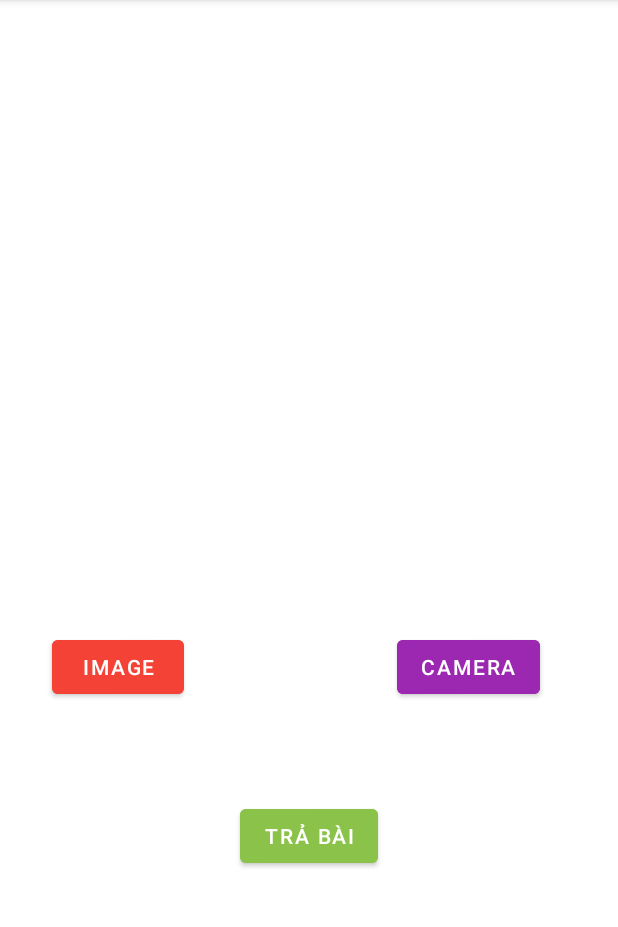
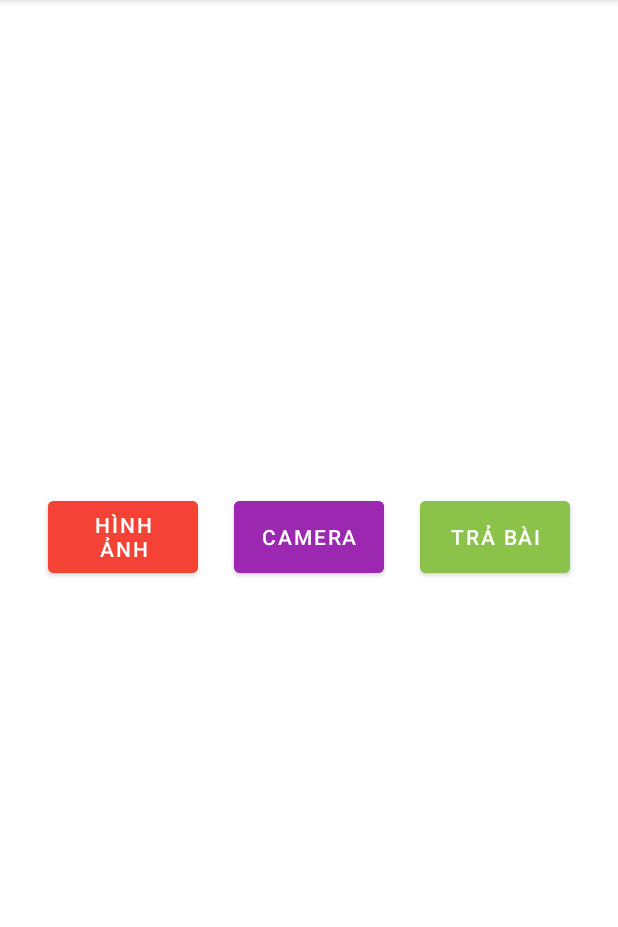
Before and after one commit to nvhieu-04/Image_classification_TFLite, an Android app: the screen it shows after launch (MainActivity), on a phone screen of 412 x 824 dp, the part 84-1011 px from its top. Run offline under Robolectric (Android 15) with nearby library versions, the phone set to English and light mode, and no system bars; libraries missing offline, so code that uses them is left out: org.tensorflow.lite.

Commit message:
deit_tiny

```diff
--- a/app/build.gradle
+++ b/app/build.gradle
@@ -47,4 +47,7 @@ dependencies {
     testImplementation 'junit:junit:4.+'
     androidTestImplementation 'androidx.test.ext:junit:1.1.2'
     androidTestImplementation 'androidx.test.espresso:espresso-core:3.3.0'
+    implementation 'org.tensorflow:tensorflow-lite:0.0.0-nightly-SNAPSHOT'
+    // This dependency adds the necessary TF op support.
+    implementation 'org.tensorflow:tensorflow-lite-select-tf-ops:0.0.0-nightly-SNAPSHOT'
 }
--- a/app/src/main/assets/labels.txt
+++ b/app/src/main/assets/labels.txt
@@ -1,5 +1,5 @@
+dandelion
 daisy
-dandelion
+tulips
+sunflowers
 roses
-sunflowers
-tulips
--- a/app/src/main/java/com/example/imageclassification/MainActivity.kt
+++ b/app/src/main/java/com/example/imageclassification/MainActivity.kt
@@ -14,12 +14,15 @@ import android.widget.ImageView
 import android.widget.TextView
 import android.widget.Toast
 import androidx.appcompat.app.AppCompatActivity
+import com.example.imageclassification.ml.DeitTinyPatch16224Fe
 import com.example.imageclassification.ml.MobilevitXxs
 import com.example.imageclassification.ml.MobilevitXxsFlowers
 import org.tensorflow.lite.DataType
 import org.tensorflow.lite.support.image.TensorImage
 import org.tensorflow.lite.support.tensorbuffer.TensorBuffer
 import java.nio.ByteBuffer
+import java.nio.ByteOrder
+import java.text.SimpleDateFormat
 
 class MainActivity : AppCompatActivity() {
 
@@ -27,6 +30,7 @@ class MainActivity : AppCompatActivity() {
     lateinit var make_prediction : Button
     lateinit var img_view : ImageView
     lateinit var text_view : TextView
+    lateinit var timestamp : TextView
     lateinit var bitmap: Bitmap
     lateinit var camerabtn : Button
 
@@ -65,7 +69,7 @@ class MainActivity : AppCompatActivity() {
         img_view = findViewById(R.id.imageView2)
         text_view = findViewById(R.id.textView)
         camerabtn = findViewById<Button>(R.id.camerabtn)
-
+        timestamp = findViewById<TextView>(R.id.timestamps)
         // handling permissions
         checkandGetpermissions()
 
@@ -73,7 +77,8 @@ class MainActivity : AppCompatActivity() {
 
         select_image_button.setOnClickListener(View.OnClickListener {
             Log.d("mssg", "button pressed")
-            text_view.clearComposingText()
+            text_view.setText("")
+
             var intent : Intent = Intent(Intent.ACTION_GET_CONTENT)
             intent.type = "image/*"
 
@@ -81,26 +86,32 @@ class MainActivity : AppCompatActivity() {
         })
 
         make_prediction.setOnClickListener(View.OnClickListener {
-            var resized = Bitmap.createScaledBitmap(bitmap, 256, 256, true)
+            val startTime = System.currentTimeMillis();
+            var resized = Bitmap.createScaledBitmap(bitmap, 224, 224, true)
             Log.d("bitmap", bitmap.toString())
-            val model = MobilevitXxsFlowers.newInstance(this)
+            val model = DeitTinyPatch16224Fe.newInstance(this)
 
             var tbuffer = TensorImage(DataType.FLOAT32)
             tbuffer.load(resized)
             var byteBuffer: ByteBuffer = tbuffer.buffer
+            // Creates inputs for reference.
 
-            val inputFeature0 = TensorBuffer.createFixedSize(intArrayOf(1, 256, 256, 3), DataType.FLOAT32)
+            val inputFeature0 = TensorBuffer.createFixedSize(intArrayOf(1, 224, 224, 3), DataType.FLOAT32)
             inputFeature0.loadBuffer(byteBuffer)
 
+            // Runs model inference and gets result.
             val outputs = model.process(inputFeature0)
             val outputFeature0 = outputs.outputFeature0AsTensorBuffer
+
             Log.d("shape", byteBuffer.toString())
-            Log.d("shape", inputFeature0.buffer.toString())
-            //text_view.setText(outputFeature0.toString())
+            Log.d("shape1", inputFeature0.toString())
+            Log.d("shape2", outputFeature0.floatArray.toString())
+            // Releases model resources if no longer used.
             var max = getMax(outputFeature0.floatArray)
             Log.d("max", max.toString())
             text_view.setText(labels[max])
-
+            val duration = System.currentTimeMillis() - startTime;
+            timestamp.setText("0."+duration.toString()+"(ms)")
             model.close()
         })
 
--- a/app/src/main/res/layout/activity_main.xml
+++ b/app/src/main/res/layout/activity_main.xml
@@ -8,51 +8,49 @@
 
     <ImageView
         android:id="@+id/imageView2"
-        android:layout_width="373dp"
-        android:layout_height="329dp"
-        app:layout_constraintBottom_toBottomOf="parent"
+        android:layout_width="256dp"
+        android:layout_height="256dp"
+        android:layout_marginStart="8dp"
+        android:layout_marginTop="40dp"
+        android:layout_marginEnd="8dp"
         app:layout_constraintEnd_toEndOf="parent"
         app:layout_constraintHorizontal_bias="0.421"
         app:layout_constraintStart_toStartOf="parent"
         app:layout_constraintTop_toTopOf="parent"
-        app:layout_constraintVertical_bias="0.039"
         tools:srcCompat="@tools:sample/avatars" />
 
     <Button
         android:id="@+id/button2"
-        android:layout_width="wrap_content"
-        android:layout_height="wrap_content"
+        android:layout_width="100dp"
+        android:layout_height="60dp"
+        android:layout_marginStart="24dp"
         android:backgroundTint="#8BC34A"
         android:text="Trả bài"
-        app:layout_constraintBottom_toBottomOf="parent"
-        app:layout_constraintEnd_toEndOf="parent"
+        app:layout_constraintBottom_toBottomOf="@+id/camerabtn"
+        app:layout_constraintStart_toEndOf="@+id/camerabtn"
+        app:layout_constraintTop_toTopOf="@+id/camerabtn" />
+
+    <Button
+        android:id="@+id/button"
+        android:layout_width="100dp"
+        android:layout_height="60dp"
+        android:layout_marginStart="32dp"
+        android:layout_marginTop="32dp"
+        android:backgroundTint="#F44336"
+        android:text="Hình Ảnh"
         app:layout_constraintStart_toStartOf="parent"
         app:layout_constraintTop_toBottomOf="@+id/imageView2" />
 
     <Button
-        android:id="@+id/button"
-        android:layout_width="wrap_content"
-        android:layout_height="wrap_content"
-        android:backgroundTint="#F44336"
-        android:text="Image"
-        app:layout_constraintBottom_toBottomOf="parent"
-        app:layout_constraintEnd_toEndOf="parent"
-        app:layout_constraintHorizontal_bias="0.108"
-        app:layout_constraintStart_toStartOf="parent"
-        app:layout_constraintTop_toTopOf="parent"
-        app:layout_constraintVertical_bias="0.584" />
-
-    <Button
         android:id="@+id/camerabtn"
-        android:layout_width="wrap_content"
-        android:layout_height="wrap_content"
-        android:layout_marginEnd="52dp"
+        android:layout_width="100dp"
+        android:layout_height="60dp"
+        android:layout_marginStart="24dp"
         android:backgroundTint="#9C27B0"
         android:text="Camera"
         app:layout_constraintBottom_toBottomOf="@+id/button"
-        app:layout_constraintEnd_toEndOf="parent"
-        app:layout_constraintTop_toTopOf="@+id/button"
-        app:layout_constraintVertical_bias="0.0" />
+        app:layout_constraintStart_toEndOf="@+id/button"
+        app:layout_constraintTop_toTopOf="@+id/button" />
 
     <TextView
         android:id="@+id/textView"
@@ -62,7 +60,16 @@
         android:textAlignment="center"
         android:textSize="20sp"
         app:layout_constraintEnd_toEndOf="@+id/button2"
-        app:layout_constraintStart_toStartOf="@+id/button2"
-        app:layout_constraintTop_toBottomOf="@+id/button2" />
+        app:layout_constraintStart_toStartOf="@+id/button"
+        app:layout_constraintTop_toBottomOf="@+id/camerabtn" />
+
+    <TextView
+        android:id="@+id/timestamps"
+        android:layout_width="wrap_content"
+        android:layout_height="wrap_content"
+        android:layout_marginTop="32dp"
+        app:layout_constraintEnd_toEndOf="@+id/textView"
+        app:layout_constraintStart_toStartOf="@+id/textView"
+        app:layout_constraintTop_toBottomOf="@+id/textView" />
 
 </androidx.constraintlayout.widget.ConstraintLayout>
```
Also changed, not shown: 3 other files.
